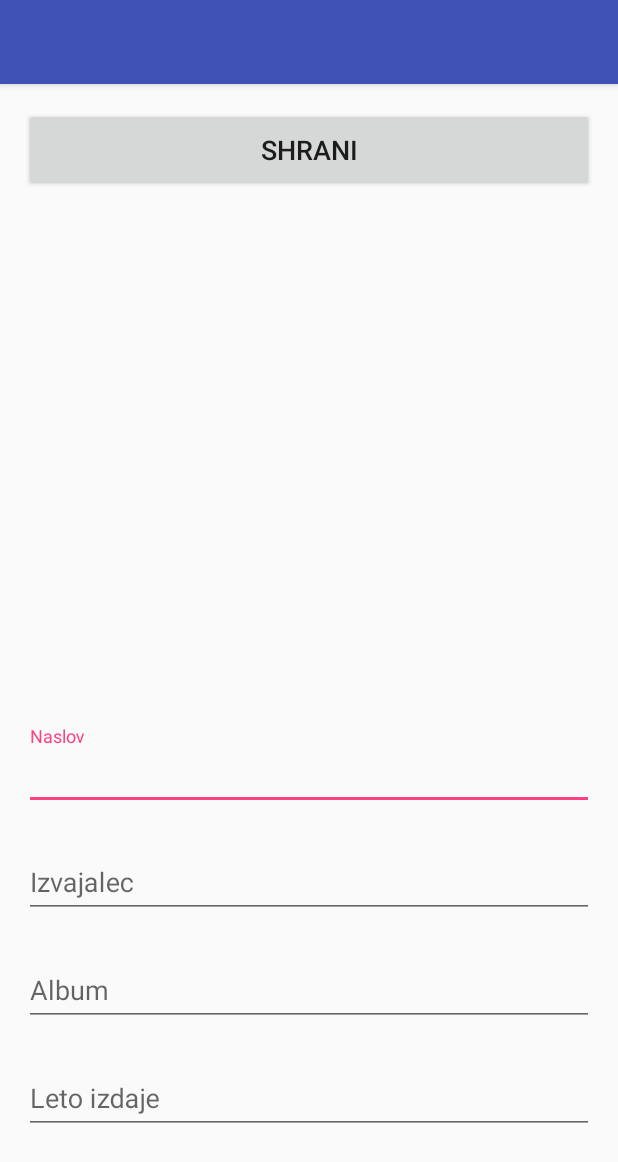
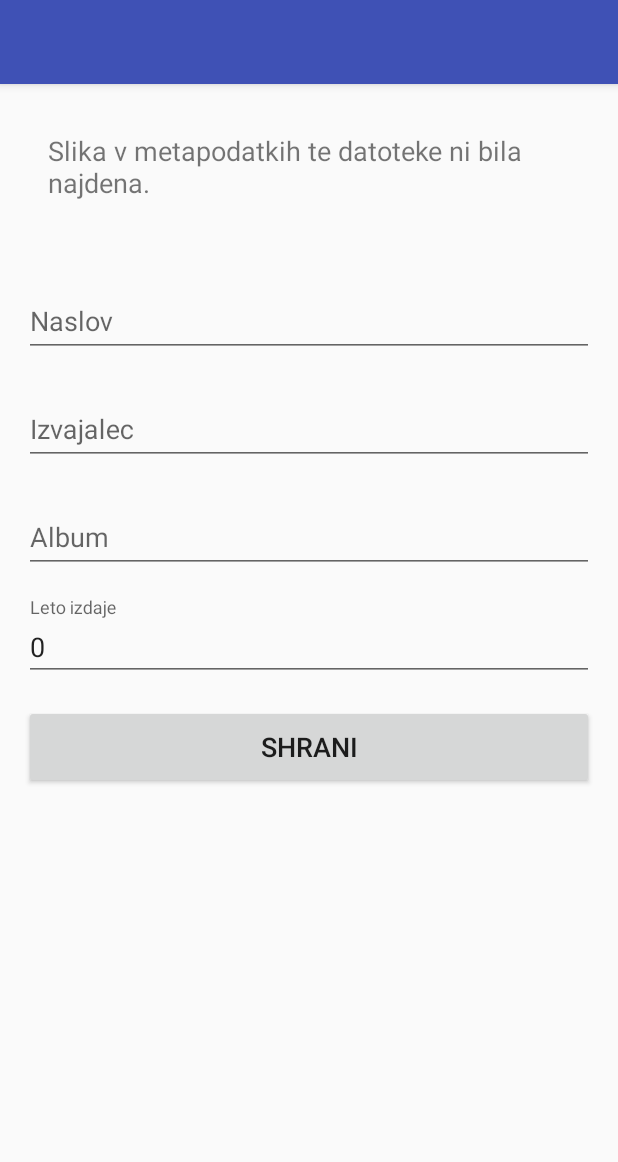
Before and after one commit to adrijanrogan/android-etiketa, an Android app: the MetadataActivity screen opened directly, with no data from a screen before it, on a phone screen of 412 x 824 dp. Shown: the top 1162 px of the screen. Run offline under Robolectric (Android 15) with nearby library versions, the phone set to English and light mode, and no system bars; 8 statements that could not run were skipped.

Commit message:
Getting ready for a release

```diff
--- a/app/src/main/res/layout/activity_metadata.xml
+++ b/app/src/main/res/layout/activity_metadata.xml
@@ -1,10 +1,22 @@
 <?xml version="1.0" encoding="utf-8"?>
-
-
-<android.support.constraint.ConstraintLayout xmlns:android="http://schemas.android.com/apk/res/android"
+<ScrollView
+    xmlns:android="http://schemas.android.com/apk/res/android"
     xmlns:app="http://schemas.android.com/apk/res-auto"
     android:layout_width="match_parent"
-    android:layout_height="match_parent">
+    android:layout_height="match_parent"
+    android:fillViewport="true">
+
+    <LinearLayout
+        android:layout_width="match_parent"
+        android:layout_height="wrap_content"
+        android:orientation="vertical">
+
+        <View android:layout_width="fill_parent"
+            android:id="@+id/focus_view"
+            android:layout_height="0dp"
+            android:focusable="true"
+            android:focusableInTouchMode="true">
+            <requestFocus/></View>
 
         <FrameLayout
             android:id="@+id/frame"
@@ -14,12 +26,12 @@
             <com.github.adrijanrogan.etiketa.ui.SquareImageView
                 android:id="@+id/image"
                 android:layout_width="match_parent"
-            android:layout_height="300dp"
+                android:layout_height="wrap_content"
                 app:layout_constraintStart_toStartOf="parent"
                 app:layout_constraintTop_toTopOf="parent" />
 
             <TextView
-            android:id="@+id/text_id3_old"
+                android:id="@+id/text_image"
                 android:layout_width="wrap_content"
                 android:layout_height="wrap_content"
                 android:text="@string/id3_starejsi_format"
@@ -36,10 +48,7 @@
             android:layout_marginEnd="16dp"
             android:layout_marginStart="16dp"
             android:layout_marginTop="16dp"
-        android:hint="@string/naslov"
-        app:layout_constraintEnd_toEndOf="parent"
-        app:layout_constraintStart_toStartOf="parent"
-        app:layout_constraintTop_toBottomOf="@id/frame">
+            android:hint="@string/naslov">
 
             <EditText
                 android:id="@+id/text_title"
@@ -56,10 +65,7 @@
             android:layout_marginEnd="16dp"
             android:layout_marginStart="16dp"
             android:layout_marginTop="16dp"
-        android:hint="@string/izvajalec"
-        app:layout_constraintEnd_toEndOf="parent"
-        app:layout_constraintStart_toStartOf="parent"
-        app:layout_constraintTop_toBottomOf="@id/text_title_wrapper">
+            android:hint="@string/izvajalec">
 
             <EditText
                 android:id="@+id/text_artist"
@@ -76,10 +82,7 @@
             android:layout_marginEnd="16dp"
             android:layout_marginStart="16dp"
             android:layout_marginTop="16dp"
-        android:hint="@string/album"
-        app:layout_constraintEnd_toEndOf="parent"
-        app:layout_constraintStart_toStartOf="parent"
-        app:layout_constraintTop_toBottomOf="@id/text_artist_wrapper">
+            android:hint="@string/album">
 
             <EditText
                 android:id="@+id/text_album"
@@ -96,16 +99,13 @@
             android:layout_marginEnd="16dp"
             android:layout_marginStart="16dp"
             android:layout_marginTop="16dp"
-        android:hint="@string/leto_izdaje"
-        app:layout_constraintEnd_toEndOf="parent"
-        app:layout_constraintStart_toStartOf="parent"
-        app:layout_constraintTop_toBottomOf="@id/text_album_wrapper">
+            android:hint="@string/leto_izdaje">
 
             <EditText
                 android:id="@+id/text_year"
                 android:layout_width="match_parent"
                 android:layout_height="wrap_content"
-            android:inputType="text" />
+                android:inputType="number" />
 
         </android.support.design.widget.TextInputLayout>
 
@@ -115,7 +115,8 @@
             android:layout_height="56dp"
             android:layout_margin="16dp"
             android:text="@string/shrani"
-        android:textSize="18sp"
-        app:layout_constraintTop_toTopOf="parent" />
+            android:textSize="18sp" />
 
-</android.support.constraint.ConstraintLayout>
+    </LinearLayout>
+
+</ScrollView>
--- a/app/src/main/res/values/strings.xml
+++ b/app/src/main/res/values/strings.xml
@@ -7,4 +7,6 @@
     <string name="leto_izdaje">Leto izdaje</string>
     <string name="shrani">Shrani</string>
     <string name="id3_starejsi_format">Ta datoteka .mp3 uporablja starejši ID3 format, ki ne podpira možnosti shranjevanja slike znotraj datoteke.</string>
+    <string name="slika_ni_najdena">Slika v metapodatkih te datoteke ni bila najdena.</string>
+    <string name="prazna_mapa">Mapa, v kateri se nahajate, je prazna.</string>
 </resources>
```
Also changed, not shown: app/src/main/java/com/github/adrijanrogan/etiketa/ui/BrowserActivity.java (+40 -2 lines), app/src/main/java/com/github/adrijanrogan/etiketa/ui/BrowserAdapter.java (+27 -0 lines), app/src/main/java/com/github/adrijanrogan/etiketa/ui/MetadataActivity.java (+37 -8 lines), app/src/main/res/layout/activity_browser.xml (+16 -5 lines), app/src/main/res/layout/holder_file.xml (+26 -9 lines), 3 other files. Lines whose indentation alone changed are shown as unchanged.
